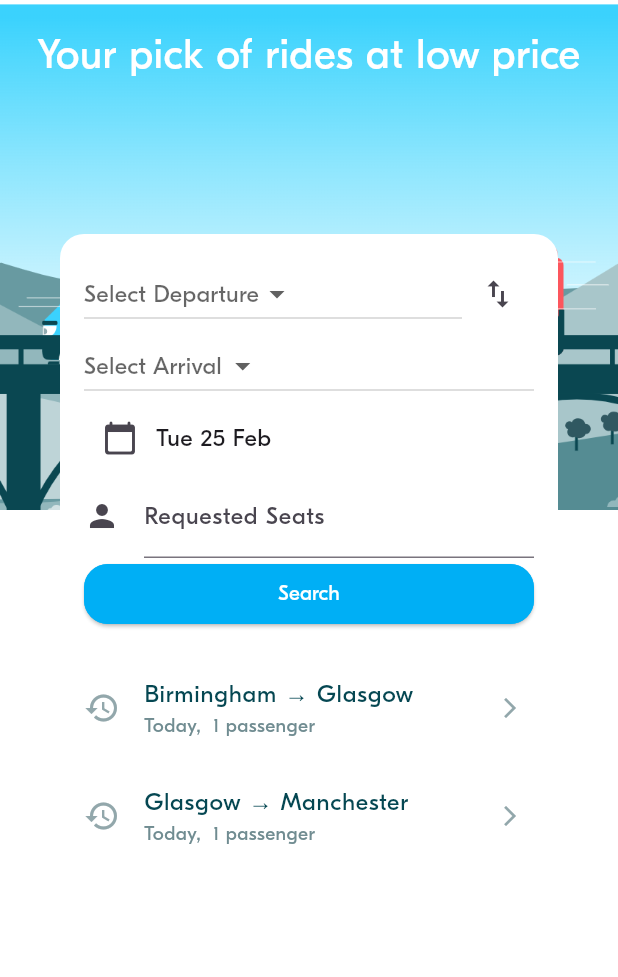
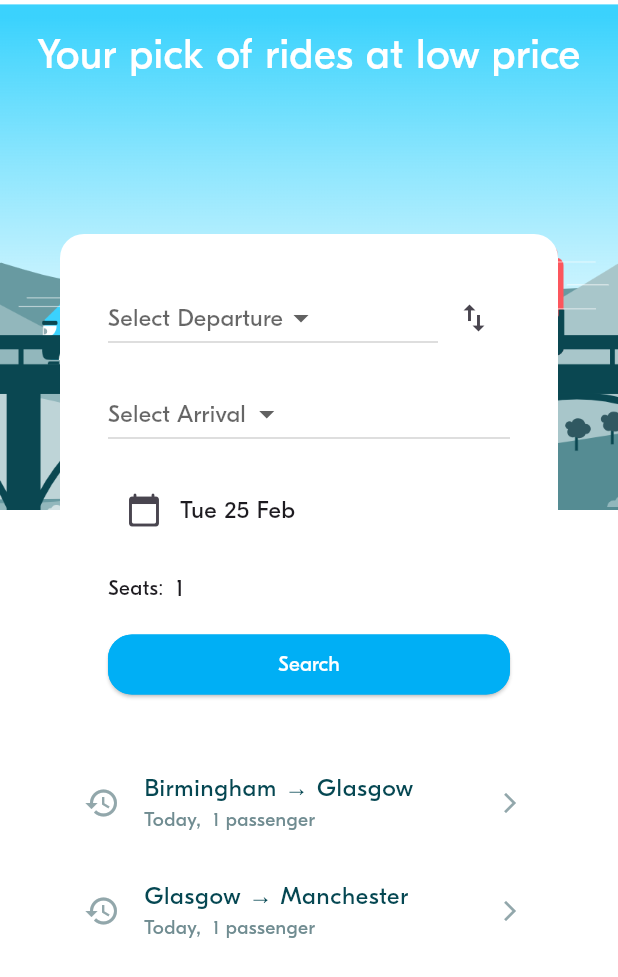
Before and after one commit to SamnangKong426/Fundamental-of-Mobile-Development, a Flutter app: the screen it shows after launch, on a phone screen of 412 x 824 dp. Shown: the top 977 px of the screen. Run offline on Flutter 3.47's test engine with Material 3 defaults, Android fonts, the phone set to English and light mode, and no system bars; project files that could hold a hidden picture were left out.

Commit message:
BLA-008 – Implement the Seat number spinner

```diff
--- a/W3-BlaBla-Project-Part1/lib/screens/ride_pref/widgets/ride_pref_form.dart
+++ b/W3-BlaBla-Project-Part1/lib/screens/ride_pref/widgets/ride_pref_form.dart
@@ -6,6 +6,7 @@ import '../../../model/ride/locations.dart';
 import '../../../model/ride_pref/ride_pref.dart';
 import '../../../widgets/actions/bla_button.dart';
 import '../../../utils/animations_util.dart';
+import 'seat_selection_screen.dart';
 
 ///
 /// A Ride Preference From is a view to select:
@@ -110,13 +111,28 @@ class _RidePrefFormState extends State<RidePrefForm> {
     )));
   }
 
+  void navigateToSeatSelection(BuildContext context) async {
+    final selectedSeats = await Navigator.of(context).push<int>(
+      MaterialPageRoute(
+        builder: (context) => SeatSelectionScreen(initialSeats: requestedSeats),
+      ),
+    );
+    if (selectedSeats != null) {
+      setState(() {
+        requestedSeats = selectedSeats;
+      });
+    }
+  }
+
   // ----------------------------------
   // Compute the widgets rendering
   // ----------------------------------
   @override
   Widget build(BuildContext context) {
     final DateFormat dateFormat = DateFormat('EEE d MMM');
-    return Column(
+    return Padding(
+      padding: const EdgeInsets.all(16.0),
+      child: Column(
         mainAxisAlignment: MainAxisAlignment.start,
         crossAxisAlignment: CrossAxisAlignment.stretch,
         children: [
@@ -153,6 +169,7 @@ class _RidePrefFormState extends State<RidePrefForm> {
               ),
             ],
           ),
+          SizedBox(height: 16),
           GestureDetector(
             onTap: () => navigateToLocationPicker(context, (location) {
               setState(() {
@@ -174,6 +191,7 @@ class _RidePrefFormState extends State<RidePrefForm> {
               ),
             ),
           ),
+          SizedBox(height: 16),
           Row(
             children: [
               IconButton(
@@ -186,18 +204,18 @@ class _RidePrefFormState extends State<RidePrefForm> {
               ),
             ],
           ),
-        TextField(
-          decoration: InputDecoration(
-            labelText: 'Requested Seats',
-            icon: Icon(Icons.person),
+          SizedBox(height: 16),
+          GestureDetector(
+            onTap: () => navigateToSeatSelection(context),
+            child: Row(
+              children: [
+                Text('Seats:'),
+                SizedBox(width: 8),
+                Text('$requestedSeats', style: TextStyle(fontSize: 16)),
+              ],
             ),
-          keyboardType: TextInputType.number,
-          onChanged: (value) {
-            setState(() {
-              requestedSeats = int.tryParse(value) ?? 1;
-            });
-          },
           ),
+          SizedBox(height: 16),
           BlaButton(
             text: 'Search',
             onPressed: isFormValid()
@@ -215,6 +233,7 @@ class _RidePrefFormState extends State<RidePrefForm> {
                 : () {},
           ),
         ],
+      ),
     );
   }
 }
```
Also changed, not shown: W3-BlaBla-Project-Part1/lib/screens/ride/ride_screen.dart (+10 -1 lines), W3-BlaBla-Project-Part1/lib/screens/ride_pref/widgets/seat_selection_screen.dart (added, +66 -0 lines), W3-BlaBla-Project-Part1/lib/screens/seat/seat_screen.dart (added, +98 -0 lines). Lines whose indentation alone changed are shown as unchanged.
